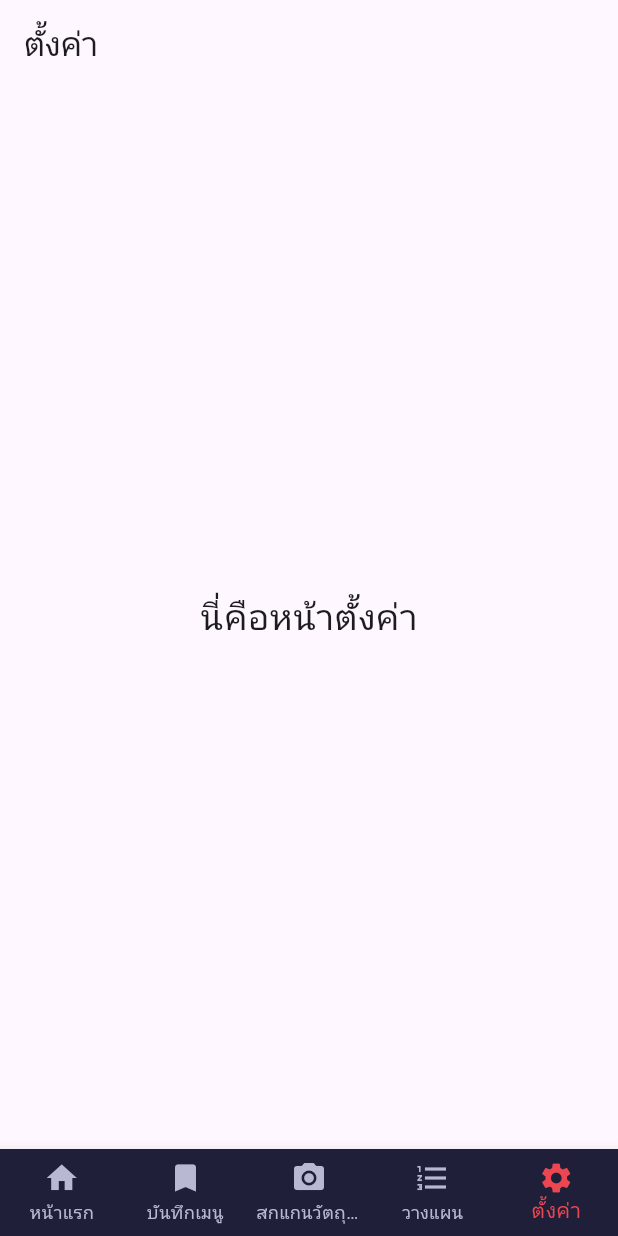
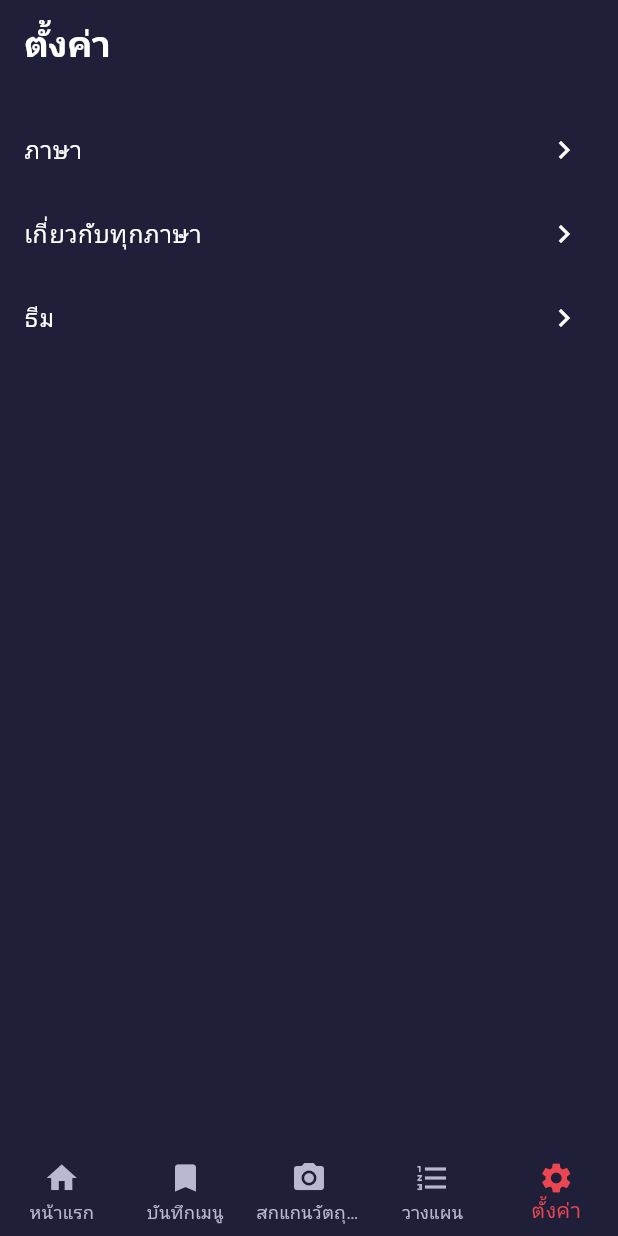
Before and after one commit to droverzz/project_mobile, a Flutter app: the screen it shows after launch, item 5 of the bottom bar chosen, on a phone screen of 412 x 824 dp. Run offline on Flutter 3.47's test engine with Material 3 defaults, Android fonts, the phone set to English and light mode, and no system bars.

Commit message:
feature_setting_and_todo_screen

```diff
--- a/lib/main.dart
+++ b/lib/main.dart
@@ -31,7 +31,7 @@
     HomeScreen(),
     BookMarkScreen(),
     SearchCameraScreen(),
-    toDoList(),
+    ToDoList(),
     SettingsScreen(),
   ];
 
--- a/lib/screens/home_screen.dart
+++ b/lib/screens/home_screen.dart
@@ -1,5 +1,4 @@
 import 'package:flutter/material.dart';
-
 
 class HomeScreen extends StatelessWidget {
   @override
@@ -17,6 +16,7 @@ class HomeScreen extends StatelessWidget {
             color: Colors.white,
           ),
         ),
+        centerTitle: false,
       ),
       body: Padding(
         padding: const EdgeInsets.all(16.0),
@@ -35,8 +35,7 @@ class HomeScreen extends StatelessWidget {
                   hintText: 'ค้นหาด้วยวัตถุดิบ',
                   hintStyle: TextStyle(color: Colors.white54),
                   prefixIcon: Icon(Icons.search, color: Colors.white),
-                  suffixIcon:
-                      Icon(Icons.filter_list, color: Colors.white),
+                  suffixIcon: Icon(Icons.filter_list, color: Colors.white),
                   border: InputBorder.none,
                   contentPadding: EdgeInsets.all(16),
                 ),
--- a/lib/screens/settings_screen.dart
+++ b/lib/screens/settings_screen.dart
@@ -4,10 +4,43 @@ class SettingsScreen extends StatelessWidget {
   @override
   Widget build(BuildContext context) {
     return Scaffold(
-      appBar: AppBar(title: Text('ตั้งค่า')),
-      body: Center(
-        child: Text('นี่คือหน้าตั้งค่า', style: TextStyle(fontSize: 24)),
+      backgroundColor: Color(0xFF1F1F39),
+      appBar: AppBar(
+        backgroundColor: Colors.transparent,
+        elevation: 0,
+        title: Text(
+          'ตั้งค่า',
+          style: TextStyle(
+            fontSize: 24,
+            fontWeight: FontWeight.bold,
+            color: Colors.white,
+          ),
+        ),
+        centerTitle: false,
+      ),
+      body: Container(
+        padding: EdgeInsets.symmetric(vertical: 16),
+        child: Column(
+          children: [
+            _buildSettingItem(context, 'ภาษา'),
+            _buildSettingItem(context, 'เกี่ยวกับทุกภาษา'),
+            _buildSettingItem(context, 'ธีม'),
+          ],
+        ),
       ),
     );
   }
+
+  Widget _buildSettingItem(BuildContext context, String title) {
+    return ListTile(
+      title: Text(
+        title,
+        style: TextStyle(color: Colors.white, fontSize: 16),
+      ),
+      trailing: Icon(Icons.chevron_right, color: Colors.white),
+      onTap: () {
+        // กำหนด action เมื่อกดปุ่ม
+      },
+    );
+  }
 }
```
Also changed, not shown: lib/screens/todo_screen.dart (+129 -4 lines), 1 other file.
